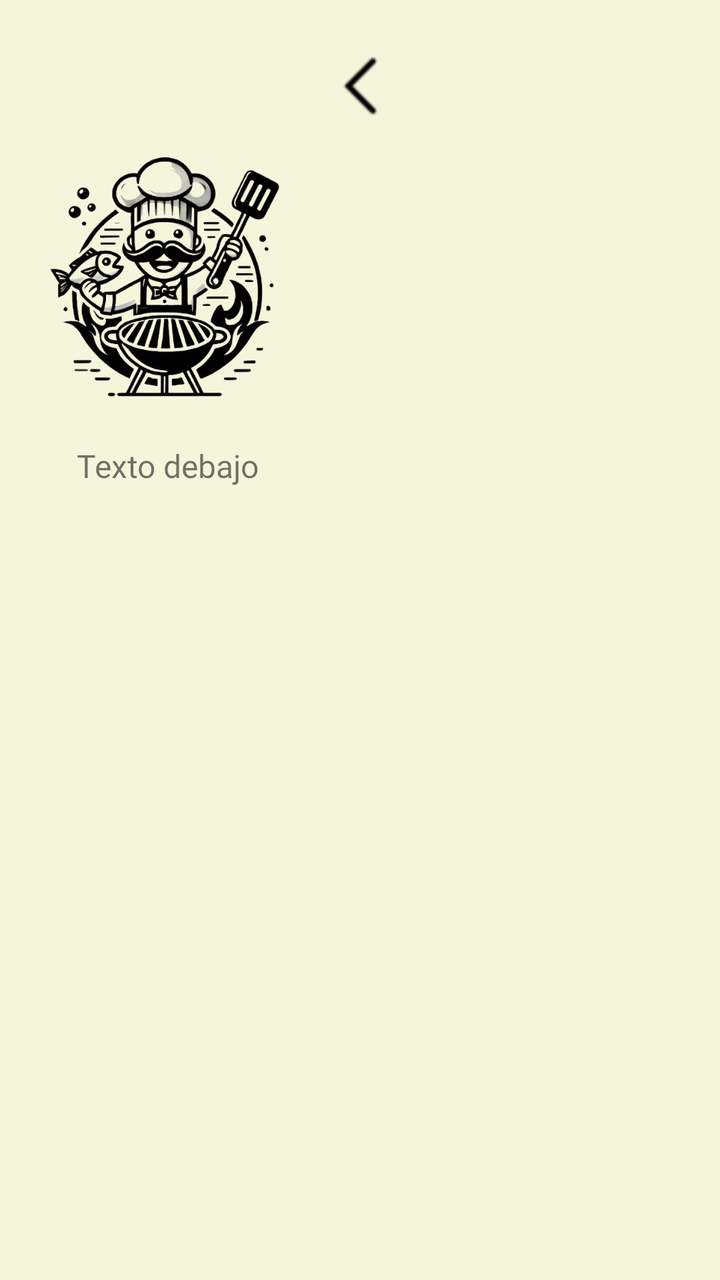
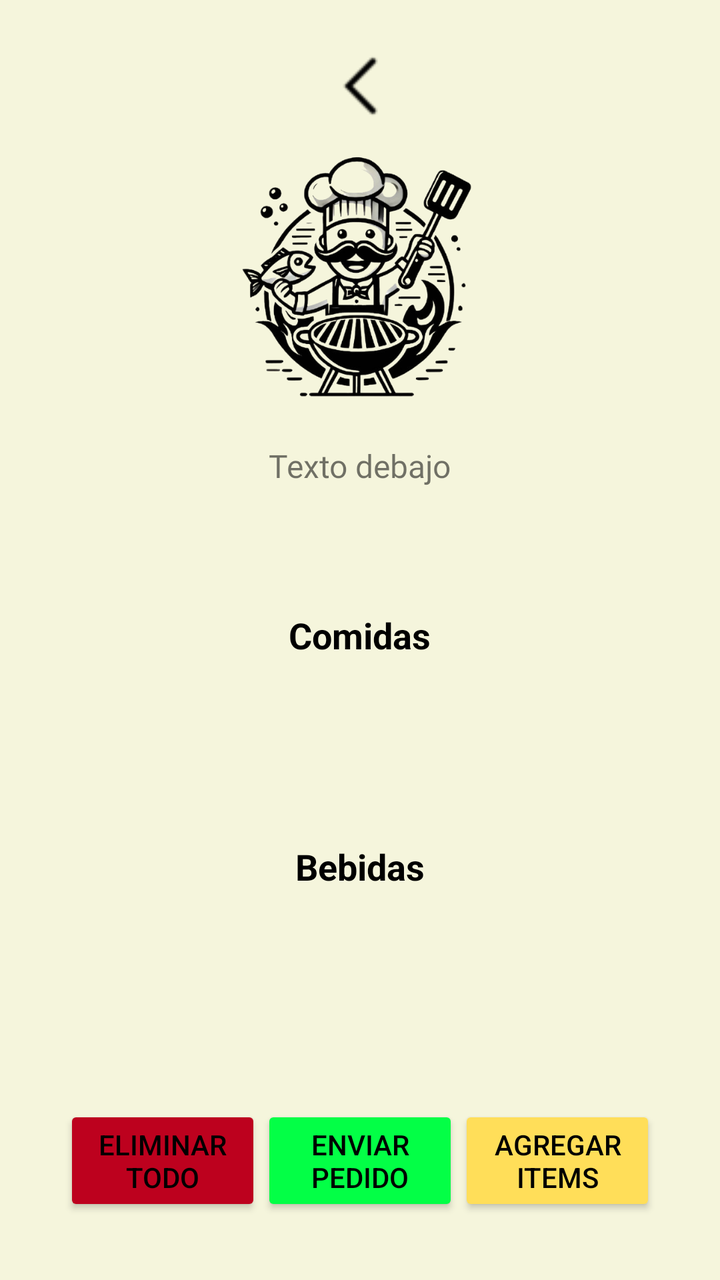

Before-and-after screenshots of an Android layout around one commit, followed by the original layout XML and the change that was made.
<!-- AndroidManifest.xml: application theme Theme.Practica_04 -->
<!-- res/layout/activity_6_pedido.xml -->
<?xml version="1.0" encoding="utf-8"?>
<LinearLayout xmlns:android="http://schemas.android.com/apk/res/android"
    xmlns:app="http://schemas.android.com/apk/res-auto"
    android:layout_width="match_parent"
    android:layout_height="match_parent"
    android:orientation="vertical"
    android:padding="16dp"
    android:background="#F5F5DC">

    <ImageButton
        android:id="@+id/btnBack"
        android:layout_width="match_parent"
        android:layout_height="wrap_content"
        android:background="@android:color/transparent"
        android:contentDescription="Volver"
        android:layout_marginVertical="12dp"
        android:src="@drawable/back_icon" />

    <include
        android:id="@+id/textPedido"
        layout="@layout/componente_imagen_logo"/>

    
    <androidx.recyclerview.widget.RecyclerView
        android:id="@+id/recyclerPedidos"
        android:layout_width="match_parent"
        android:layout_height="0dp"
        android:layout_weight="1"
        android:paddingTop="16dp"
        android:layout_gravity="center"/>
</LinearLayout>
<!-- res/layout/componente_imagen_logo.xml (included above) -->
<?xml version="1.0" encoding="utf-8"?>
<LinearLayout xmlns:android="http://schemas.android.com/apk/res/android"
    android:layout_width="wrap_content"
    android:layout_height="wrap_content"
    android:orientation="vertical"
    android:gravity="center_horizontal">

    <ImageView
        android:id="@+id/logo"
        android:layout_width="136dp"
        android:layout_height="136dp"
        android:src="@drawable/logo2"
        android:contentDescription="Imagen personalizada"
        android:layout_marginBottom="16dp"/>

    <TextView
        android:id="@+id/texto"
        android:layout_width="wrap_content"
        android:layout_height="wrap_content"
        android:text="Texto debajo"
        android:textSize="16sp"
        android:fontFamily="@font/inter_semibold"
        android:layout_marginBottom="16dp"/>
</LinearLayout>
<!-- resources referenced by this layout -->
<resources>
  <!-- drawable back_icon: png bitmap (drawable, 637 bytes) -->
  <!-- drawable logo2: png bitmap (drawable, 216596 bytes) -->
  <style name="Theme.Practica_04" parent="Theme.AppCompat.Light.NoActionBar" />
</resources>

<!-- the commit's change to res/layout/activity_6_pedido.xml (unified diff, before → after) -->
@@ -5,6 +5,7 @@
     android:layout_height="match_parent"
     android:orientation="vertical"
     android:padding="16dp"
+    android:gravity="center"
     android:background="#F5F5DC">
 
     <ImageButton
@@ -20,14 +21,106 @@
         android:id="@+id/textPedido"
         layout="@layout/componente_imagen_logo"/>
 
+    <LinearLayout
+        android:layout_width="match_parent"
+        android:layout_height="wrap_content"
+        android:orientation="horizontal"
+        android:gravity="center"
+        android:padding="12dp">
+
+        <TextView
+            android:id="@+id/textMesaNumero"
+            android:layout_width="wrap_content"
+            android:layout_height="wrap_content"
+            android:textSize="16sp"
+            android:textStyle="bold"
+            android:textColor="@android:color/black"/>
+
+        <TextView
+            android:id="@+id/textMozo"
+            android:layout_width="wrap_content"
+            android:layout_height="wrap_content"
+            android:textSize="16sp"
+            android:textColor="@android:color/black"/>
+
+        <TextView
+            android:id="@+id/textFecha"
+            android:layout_width="wrap_content"
+            android:layout_height="wrap_content"
+            android:textSize="16sp"
+            android:textColor="@android:color/black"/>
+    </LinearLayout>
+
     
+    <TextView
+        android:layout_width="wrap_content"
+        android:layout_height="wrap_content"
+        android:text="Comidas"
+        android:textSize="18sp"
+        android:textStyle="bold"
+        android:textColor="@android:color/black"/>
+
     <androidx.recyclerview.widget.RecyclerView
-        android:id="@+id/recyclerPedidos"
+        android:id="@+id/recyclerComidas"
         android:layout_width="match_parent"
         android:layout_height="0dp"
         android:layout_weight="1"
-        android:paddingTop="16dp"
-        android:layout_gravity="center"/>
+        android:paddingBottom="8dp"/>
+
+    
+    <TextView
+        android:layout_width="wrap_content"
+        android:layout_height="wrap_content"
+        android:text="Bebidas"
+        android:textSize="18sp"
+        android:textStyle="bold"
+        android:textColor="@android:color/black"/>
+
+    <androidx.recyclerview.widget.RecyclerView
+        android:id="@+id/recyclerBebidas"
+        android:layout_width="match_parent"
+        android:layout_height="0dp"
+        android:layout_weight="1"
+        android:paddingBottom="8dp"/>
+    <LinearLayout
+        android:layout_width="match_parent"
+        android:layout_height="wrap_content"
+        android:orientation="horizontal"
+        android:gravity="center"
+        android:padding="16dp">
+
+        <Button
+            android:id="@+id/btnEliminarTodo"
+            android:layout_width="0dp"
+            android:layout_height="wrap_content"
+            android:layout_weight="1"
+            android:text="Eliminar Todo"
+            android:fillViewport="true"
+            android:textColor="@color/black"
+            android:backgroundTint="@color/red_background"
+            />
+
+        <Button
+            android:id="@+id/btnEnviarPedido"
+            android:layout_width="0dp"
+            android:layout_height="wrap_content"
+            android:layout_weight="1"
+            android:text="Enviar Pedido"
+            android:fillViewport="true"
+            android:backgroundTint="@color/green_second"
+            android:textColor="@android:color/black"/>
+
+        <Button
+            android:id="@+id/btnAgregarProductos"
+            android:layout_width="0dp"
+            android:layout_height="wrap_content"
+            android:layout_weight="1"
+            android:text="Agregar Items"
+            android:fillViewport="true"
+            android:backgroundTint="@color/yellow_background"
+            android:textColor="@android:color/black"/>
+    </LinearLayout>
+
 </LinearLayout>
 <!-- res/layout/componente_imagen_logo.xml (included above) -->
 <?xml version="1.0" encoding="utf-8"?>
<!-- resource entries referenced after the edit -->
@@ -1,5 +1,9 @@
 <!-- resources referenced by this layout -->
 <resources>
+  <color name="black">#FF000000</color>
+  <color name="green_second">#03FF46</color>
+  <color name="red_background">#BD011E</color>
+  <color name="yellow_background">#FFDE59</color>
   <!-- drawable back_icon: png bitmap (drawable, 637 bytes) -->
   <!-- drawable logo2: png bitmap (drawable, 216596 bytes) -->
   <style name="Theme.Practica_04" parent="Theme.AppCompat.Light.NoActionBar" />
